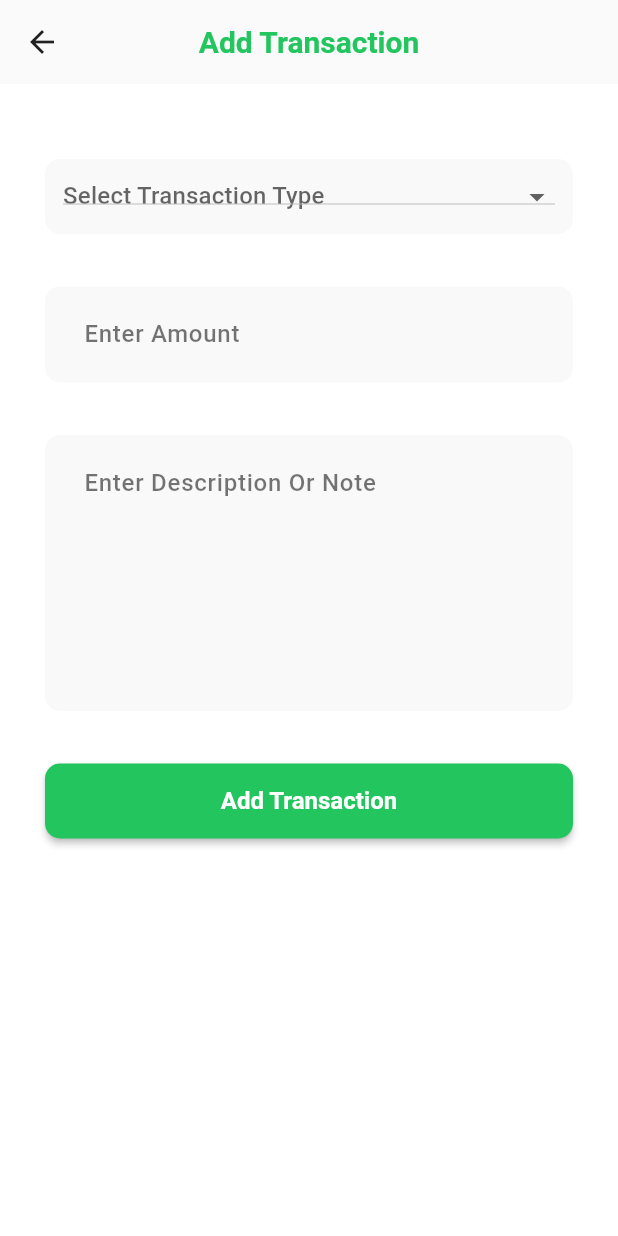
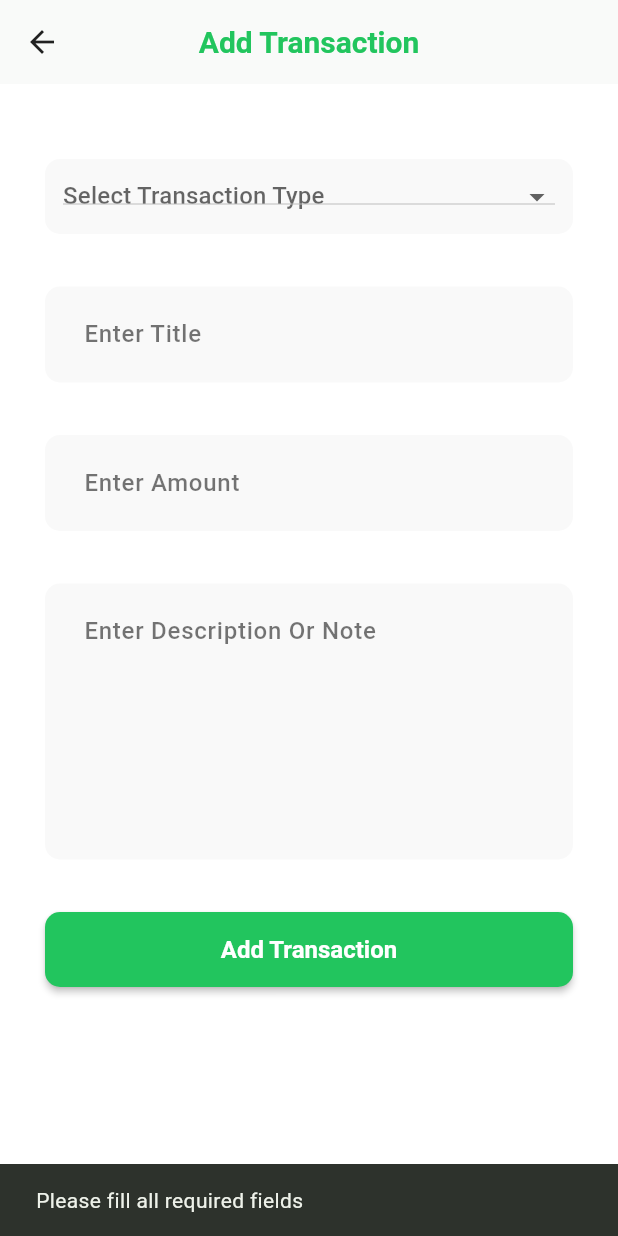
Before and after one commit to ahmedelzek/wallet, a Flutter app: the AddTransactionScreen screen opened by its route, after a tap on "Add Transaction", on a phone screen of 412 x 824 dp. Run offline on Flutter 3.47's test engine with Material 3 defaults, Android fonts, the phone set to English and light mode, and no system bars; our stand-ins replace flutter_bloc, flutter_native_splash, get_it, hive, hive_flutter; accounts and stored records are empty; generated files the repository leaves out were written again.

Commit message:
Finish Add Transaction cubit

```diff
--- a/lib/features/home/add_transaction_screen/add_transaction_screen.dart
+++ b/lib/features/home/add_transaction_screen/add_transaction_screen.dart
@@ -1,7 +1,12 @@
 import 'package:flutter/material.dart';
+import 'package:flutter_bloc/flutter_bloc.dart';
 import 'package:wallet/core/resources/app_colors.dart';
-
+import 'package:wallet/core/di/injector.dart';
+import '../../../domain/entities/transactions_entities.dart';
+import '../../../domain/use_cases/add_transaction_usecase.dart';
 import '../../../l10n/app_translations.dart';
+import 'cubit/add_transaction_state.dart';
+import 'cubit/add_transactions_cubit.dart';
 
 class AddTransactionScreen extends StatefulWidget {
   static const String routeName = "add_transaction";
@@ -13,6 +18,12 @@ class AddTransactionScreen extends StatefulWidget {
 }
 
 class _AddTransactionScreenState extends State<AddTransactionScreen> {
+  final TextEditingController _titleController = TextEditingController();
+  final TextEditingController _amountController = TextEditingController();
+  final TextEditingController _noteController = TextEditingController();
+
+  String? _selectedType;
+
   final Map<String, Color> _typeColors = {
     LocalizationService.instance.tr.income: AppColors.green,
     LocalizationService.instance.tr.outgoing: AppColors.red,
@@ -21,10 +32,35 @@ class _AddTransactionScreenState extends State<AddTransactionScreen> {
     LocalizationService.instance.tr.debtPaid: AppColors.orange,
   };
 
-  String? _selectedType;
+  @override
+  void dispose() {
+    _titleController.dispose();
+    _amountController.dispose();
+    _noteController.dispose();
+    super.dispose();
+  }
 
   @override
   Widget build(BuildContext context) {
+    return BlocProvider(
+      create: (_) => AddTransactionCubit(sl<AddTransactionUseCase>()),
+      child: BlocConsumer<AddTransactionCubit, AddTransactionState>(
+        listener: (context, state) {
+          if (state is AddTransactionSuccess) {
+            ScaffoldMessenger.of(context).showSnackBar(
+              const SnackBar(content: Text('Transaction added successfully')),
+            );
+            _titleController.clear();
+            _amountController.clear();
+            _noteController.clear();
+            setState(() => _selectedType = null);
+          } else if (state is AddTransactionFailure) {
+            ScaffoldMessenger.of(context).showSnackBar(
+              SnackBar(content: Text('Error: ${state.message}')),
+            );
+          }
+        },
+        builder: (context, state) {
           return SafeArea(
             child: Scaffold(
               appBar: AppBar(
@@ -32,11 +68,7 @@ class _AddTransactionScreenState extends State<AddTransactionScreen> {
                 elevation: 0,
                 title: Text(
                   LocalizationService.instance.tr.addTransaction,
-            style: Theme
-                .of(context)
-                .textTheme
-                .headlineMedium
-                ?.copyWith(
+                  style: Theme.of(context).textTheme.headlineMedium?.copyWith(
                     color: AppColors.green,
                     fontWeight: FontWeight.bold,
                   ),
@@ -44,14 +76,15 @@ class _AddTransactionScreenState extends State<AddTransactionScreen> {
                 centerTitle: true,
               ),
               backgroundColor: Colors.white,
-        body: Padding(
+              body: SingleChildScrollView(
                 padding: const EdgeInsets.symmetric(vertical: 50, horizontal: 30),
                 child: Column(
+                  crossAxisAlignment: CrossAxisAlignment.stretch,
                   children: [
                     Container(
                       height: 50,
                       width: double.infinity,
-            padding: EdgeInsets.all(12),
+                      padding: const EdgeInsets.all(12),
                       decoration: BoxDecoration(
                         color: AppColors.lightGrey,
                         borderRadius: BorderRadius.circular(10),
@@ -60,8 +93,7 @@ class _AddTransactionScreenState extends State<AddTransactionScreen> {
                         isExpanded: true,
                         hint: Text(LocalizationService.instance.tr.selectTransactionType),
                         value: _selectedType,
-              items:
-              _typeColors.keys.map((String type) {
+                        items: _typeColors.keys.map((String type) {
                           return DropdownMenuItem<String>(
                             value: type,
                             child: Text(
@@ -75,50 +107,115 @@ class _AddTransactionScreenState extends State<AddTransactionScreen> {
                         }).toList(),
                         onChanged: (String? newValue) {
                           setState(() {
-                  _selectedType = newValue!;
+                            _selectedType = newValue;
                           });
                         },
                       ),
                     ),
                     const SizedBox(height: 35),
+
+                    // 🏷️ Title field
                     Container(
-            padding: EdgeInsets.all(6),
+                      padding: const EdgeInsets.all(6),
                       decoration: BoxDecoration(
                         color: AppColors.lightGrey,
                         borderRadius: BorderRadius.circular(10),
                       ),
                       child: TextFormField(
-              decoration:  InputDecoration(
-                hintText: LocalizationService.instance.tr.enterAmount,
+                        controller: _titleController,
+                        decoration: InputDecoration(
+                          hintText: LocalizationService.instance.tr.enterTitle,
+                          border: InputBorder.none,
                         ),
-              keyboardType: TextInputType.number,
                       ),
                     ),
                     const SizedBox(height: 35),
+
                     Container(
-            padding: EdgeInsets.all(6),
+                      padding: const EdgeInsets.all(6),
                       decoration: BoxDecoration(
                         color: AppColors.lightGrey,
                         borderRadius: BorderRadius.circular(10),
                       ),
                       child: TextFormField(
+                        controller: _amountController,
+                        keyboardType: TextInputType.number,
+                        decoration: InputDecoration(
+                          hintText: LocalizationService.instance.tr.enterAmount,
+                          border: InputBorder.none,
+                        ),
+                      ),
+                    ),
+                    const SizedBox(height: 35),
+
+                    Container(
+                      padding: const EdgeInsets.all(6),
+                      decoration: BoxDecoration(
+                        color: AppColors.lightGrey,
+                        borderRadius: BorderRadius.circular(10),
+                      ),
+                      child: TextFormField(
+                        controller: _noteController,
                         minLines: 6,
                         maxLines: 10,
-              decoration:  InputDecoration(
+                        decoration: InputDecoration(
                           border: InputBorder.none,
-                hintText: LocalizationService.instance.tr.enterDescriptionOrNote,
+                          hintText:
+                          LocalizationService.instance.tr.enterDescriptionOrNote,
                         ),
                       ),
                     ),
                     const SizedBox(height: 35),
                     ElevatedButton(
-            onPressed: () {},
-            child: Text(LocalizationService.instance.tr.addTransactionButton,
-            ),)
+                      onPressed: state is AddTransactionLoading
+                          ? null
+                          : () {
+                        if (_selectedType == null ||
+                            _titleController.text.isEmpty ||
+                            _amountController.text.isEmpty) {
+                          ScaffoldMessenger.of(context).showSnackBar(
+                            const SnackBar(
+                              content: Text(
+                                'Please fill all required fields',
+                              ),
+                            ),
+                          );
+                          return;
+                        }
+                        final transaction = TransactionEntity(
+                          id: DateTime.now().millisecondsSinceEpoch & 0xFFFFFFFF,
+                          title: _titleController.text,
+                          amount: double.tryParse(_amountController.text) ?? 0.0,
+                          note: _noteController.text.isEmpty
+                              ? null
+                              : _noteController.text,
+                          type: _selectedType!,
+                        );
+                        context
+                            .read<AddTransactionCubit>()
+                            .addTransaction(transaction);
+                      },
+                      style: ElevatedButton.styleFrom(
+                        minimumSize: const Size(double.infinity, 50),
+                        backgroundColor: AppColors.green,
+                        shape: RoundedRectangleBorder(
+                          borderRadius: BorderRadius.circular(10),
+                        ),
+                      ),
+                      child: state is AddTransactionLoading
+                          ? const CircularProgressIndicator(color: Colors.white)
+                          : Text(
+                        LocalizationService.instance.tr.addTransactionButton,
+                        style: const TextStyle(color: Colors.white),
+                      ),
+                    ),
                   ],
                 ),
               ),
             ),
           );
+        },
+      ),
+    );
   }
 }
--- /dev/null
+++ b/lib/features/home/add_transaction_screen/cubit/add_transaction_state.dart
@@ -0,0 +1,12 @@
+abstract class AddTransactionState {}
+
+class AddTransactionInitial extends AddTransactionState {}
+
+class AddTransactionLoading extends AddTransactionState {}
+
+class AddTransactionSuccess extends AddTransactionState {}
+
+class AddTransactionFailure extends AddTransactionState {
+  final String message;
+  AddTransactionFailure(this.message);
+}
--- /dev/null
+++ b/lib/features/home/add_transaction_screen/cubit/add_transactions_cubit.dart
@@ -0,0 +1,22 @@
+import 'package:flutter_bloc/flutter_bloc.dart';
+
+import '../../../../domain/entities/transactions_entities.dart';
+import '../../../../domain/use_cases/add_transaction_usecase.dart';
+import 'add_transaction_state.dart';
+
+class AddTransactionCubit extends Cubit<AddTransactionState> {
+  final AddTransactionUseCase addTransactionUseCase;
+
+  AddTransactionCubit(this.addTransactionUseCase)
+      : super(AddTransactionInitial());
+
+  Future<void> addTransaction(TransactionEntity transaction) async {
+    emit(AddTransactionLoading());
+    try {
+      await addTransactionUseCase(transaction);
+      emit(AddTransactionSuccess());
+    } catch (e) {
+      emit(AddTransactionFailure(e.toString()));
+    }
+  }
+}
--- a/lib/l10n/app_ar.arb
+++ b/lib/l10n/app_ar.arb
@@ -3,6 +3,7 @@
   "addTransaction": "إضافة معاملة",
   "selectTransactionType": "اختر نوع المعاملة",
   "enterAmount": "أدخل المبلغ",
+  "enterTitle": "العنوان",
   "enterDescriptionOrNote": "أدخل الوصف أو الملاحظة",
   "addTransactionButton": "إضافة معاملة",
   "tabAll": "الكل",
--- a/lib/l10n/app_en.arb
+++ b/lib/l10n/app_en.arb
@@ -3,6 +3,7 @@
   "addTransaction": "Add Transaction",
   "selectTransactionType": "Select Transaction Type",
   "enterAmount": "Enter Amount",
+  "enterTitle": "Enter Title",
   "enterDescriptionOrNote": "Enter Description Or Note",
   "addTransactionButton": "Add Transaction",
   "tabAll": "All",
--- a/pubspec.yaml
+++ b/pubspec.yaml
@@ -20,6 +20,7 @@ dependencies:
   hive_flutter: ^1.1.0
   hive: ^2.2.3
   get_it: ^8.2.0
+  flutter_bloc: ^9.1.1
 
 dev_dependencies:
   hive_generator: ^2.0.1
```
Also changed, not shown: pubspec.lock. Lines whose indentation alone changed are shown as unchanged.
